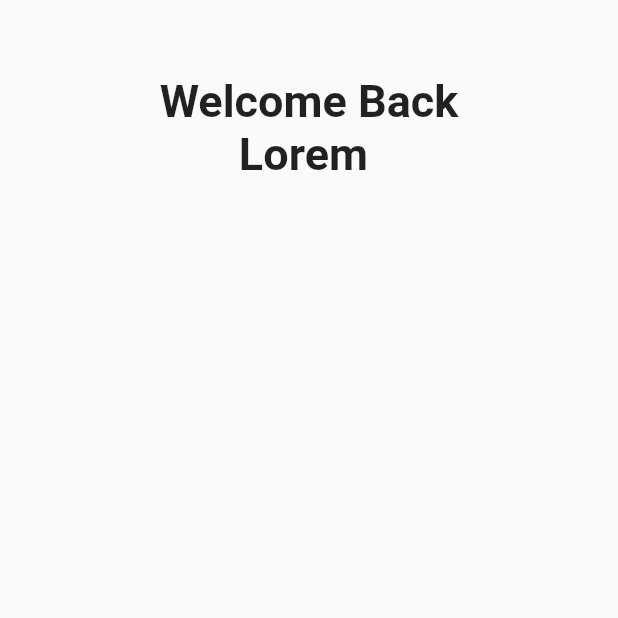
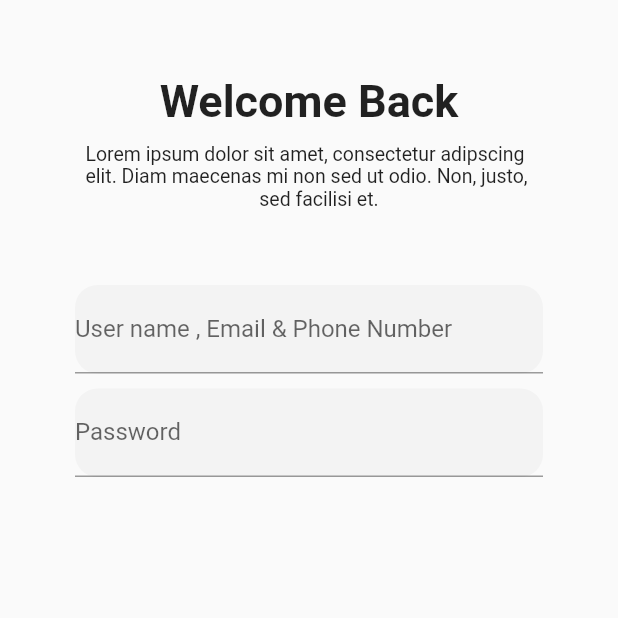
Before and after one commit to LuannBarroso/login, a Flutter app: the screen it shows after launch, after a tap on "Sign in", on a phone screen of 412 x 824 dp, the top half of it. Run offline on Flutter 3.47's test engine with Material 2 defaults, Android fonts, the phone set to English and light mode, and no system bars.

Commit message:
Add textfild

```diff
--- a/lib/pages/login_page.dart
+++ b/lib/pages/login_page.dart
@@ -12,17 +12,54 @@ class LoginPage extends StatelessWidget {
             padding: const EdgeInsets.all(50.0),
             child: Column(
               mainAxisAlignment: MainAxisAlignment.start,
-              children: const [
-                Center(
+              children: [
+                const Center(
                   child: Text(
                     'Welcome Back',
                     style: TextStyle(fontSize: 30, fontWeight: FontWeight.bold),
                   ),
                 ),
-                Center(
+                const SizedBox(
+                  height: 10.0,
+                ),
+                const Center(
                   child: Text(
-                    'Lorem ',
-                    style: TextStyle(fontSize: 30, fontWeight: FontWeight.bold),
+                    'Lorem ipsum dolor sit amet, consectetur adipscing \nelit. Diam maecenas mi non sed ut odio. Non, justo, \n                                    sed facilisi et. ',
+                    style: TextStyle(
+                      fontSize: 13.0,
+                    ),
+                  ),
+                ),
+                const SizedBox(
+                  height: 50.0,
+                ),
+                Container(
+                  height: 59,
+                  width: 339,
+                  decoration: BoxDecoration(
+                    borderRadius: BorderRadius.circular(15.0),
+                    color: const Color.fromRGBO(243, 243, 243, 1),
+                  ),
+                  child: TextFormField(
+                    decoration: const InputDecoration(
+                      labelText: 'User name , Email & Phone Number',
+                    ),
+                  ),
+                ),
+                const SizedBox(
+                  height: 10.0,
+                ),
+                Container(
+                  height: 59,
+                  width: 339,
+                  decoration: BoxDecoration(
+                    borderRadius: BorderRadius.circular(15.0),
+                    color: const Color.fromRGBO(243, 243, 243, 1),
+                  ),
+                  child: TextFormField(
+                    decoration: const InputDecoration(
+                      labelText: 'Password',
+                    ),
                   ),
                 ),
               ],
```
